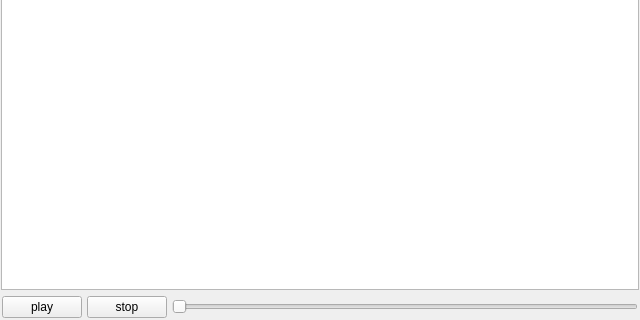
Qt form player.ui (artm/bioscope) before a commit; both pictures show x 0 to 640 and y 160 to 480 of the 640 by 480 pixel window.
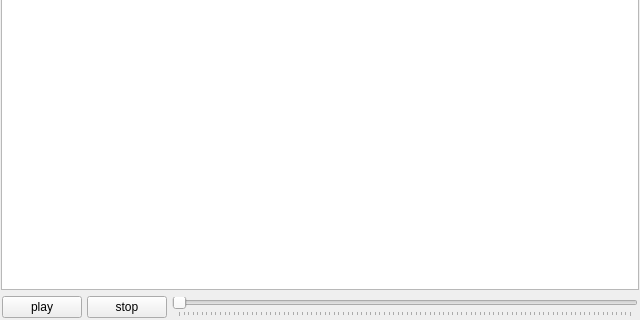
The same form after that commit.

Commit message:
Use opengl rendering and windows specific changes
Have to do some strange things to make it pass tests on windows,
the GUI playback test still stutters while actuall player doesn't.

```diff
--- a/player.ui
+++ b/player.ui
@@ -58,6 +58,9 @@
         <property name="orientation">
          <enum>Qt::Horizontal</enum>
         </property>
+        <property name="tickPosition">
+         <enum>QSlider::TicksBelow</enum>
+        </property>
        </widget>
       </item>
      </layout>
```
The commit also changes 4 other files.
